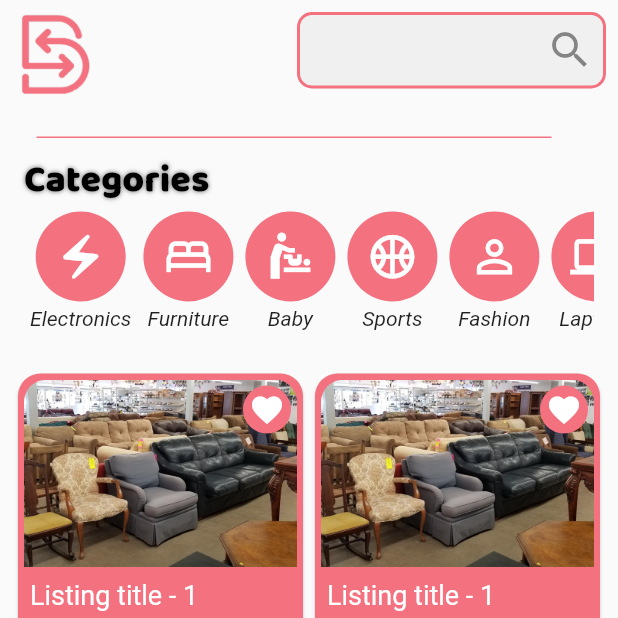
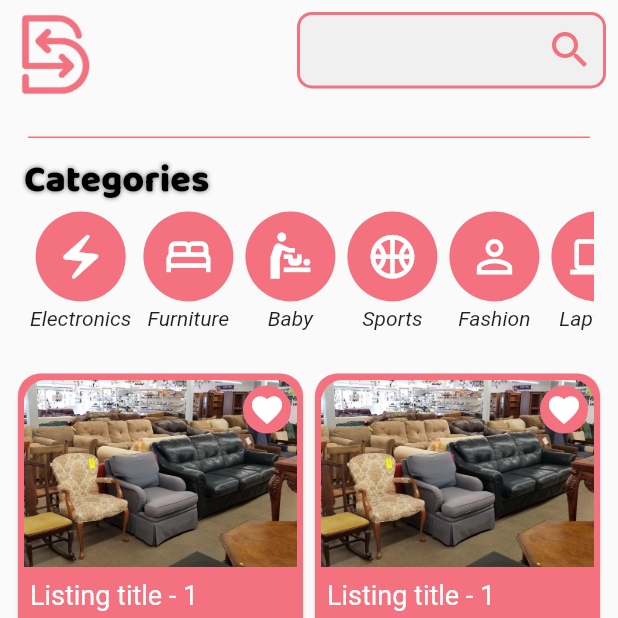
Before and after one commit to MertSaygili/hackathon_12_2022, a Flutter app: the screen it shows after launch, on a phone screen of 412 x 824 dp, the top half of it. Run offline on Flutter 3.47's test engine with Material 2 defaults, Android fonts, the light colour scheme and no system bars; our stand-ins replace cloud_firestore, firebase_auth, firebase_core, firebase_storage, flutter_svg, get and 6 more; accounts and stored records are empty.

Commit message:
fix inconsistency

```diff
--- a/hackathon_app/lib/core/components/divider/custom_line_divider.dart
+++ b/hackathon_app/lib/core/components/divider/custom_line_divider.dart
@@ -13,19 +13,17 @@ class CustomLineDivider extends StatelessWidget {
     return Row(
       mainAxisAlignment: MainAxisAlignment.center,
       children: <Widget>[
-        _divider(context, true),
+        _divider(context),
       ],
     );
   }
 
-  Container _divider(BuildContext context, bool check) {
+  Container _divider(BuildContext context) {
     return Container(
-      margin: check
-          ? const EdgeInsets.only(right: 20, top: 0, bottom: 20)
-          : const EdgeInsets.only(left: 20, top: 0, bottom: 20),
+      margin: const EdgeInsets.only(top: 0, bottom: 20),
       color: lineColor ?? colorGrey,
       height: _dividerThickness,
-      width: MediaQuery.of(context).size.width / 1.2,
+      width: MediaQuery.of(context).size.width / 1.1,
     );
   }
 }
--- a/hackathon_app/lib/view/home/home_page.dart
+++ b/hackathon_app/lib/view/home/home_page.dart
@@ -52,7 +52,11 @@ class _HomePageViewState extends State<HomePageView> {
               inputAction: TextInputAction.done,
               isRoundedBorder: true,
               obscureText: false,
-              suffix: const Icon(Icons.search, size: 32),
+              suffix: const Icon(
+                Icons.search,
+                size: 32,
+                color: colorPrimary,
+              ),
             ),
           ),
           backButton: false,
```
